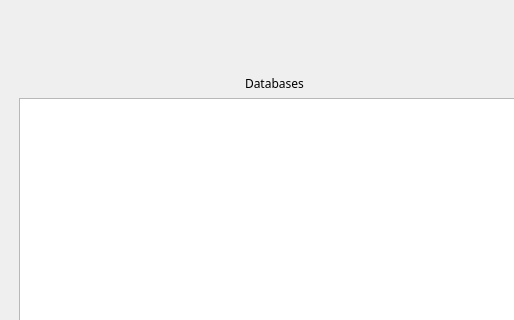
Qt form views/MainInit.ui (kingry1/GraduationProject-Data-Visualization-System) before a commit; both pictures show x 0 to 514 and y 0 to 320 of the 664 by 570 pixel window.
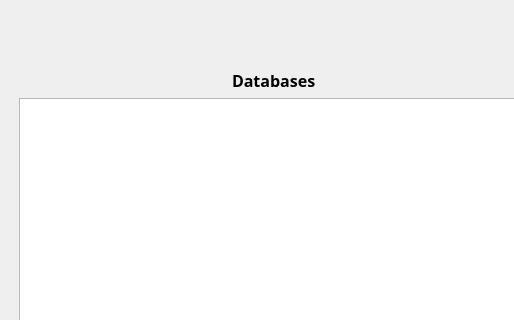
The same form after that commit.

Commit message: Change title size

```diff
--- a/views/MainInit.ui
+++ b/views/MainInit.ui
@@ -95,6 +95,9 @@
           <property name="font">
            <font>
             <family>微软雅黑</family>
+            <pointsize>12</pointsize>
+            <weight>75</weight>
+            <bold>true</bold>
            </font>
           </property>
           <property name="text">
```
The commit also changes 2 other files.
